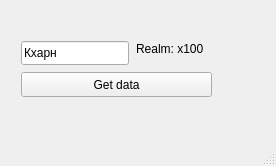
This is DBCI/mainwindow.ui in The-Zealot/DBCI as Qt 5 draws it before an edit. The edited form follows.
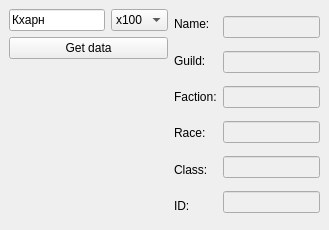
This is the edited form. Icons and pictures are not drawn.

Commit message: Added display of ArmoryData

What changed in the file:
```diff
--- a/DBCI/mainwindow.ui
+++ b/DBCI/mainwindow.ui
@@ -6,56 +6,195 @@
    <rect>
     <x>0</x>
     <y>0</y>
-    <width>276</width>
-    <height>166</height>
+    <width>329</width>
+    <height>230</height>
    </rect>
   </property>
   <property name="windowTitle">
    <string>main</string>
   </property>
   <widget class="QWidget" name="centralwidget">
-   <widget class="QPushButton" name="pushButton">
-    <property name="geometry">
-     <rect>
-      <x>21</x>
-      <y>72</y>
-      <width>191</width>
-      <height>25</height>
-     </rect>
-    </property>
-    <property name="text">
-     <string>Get data</string>
-    </property>
-   </widget>
-   <widget class="QLineEdit" name="lineEdit">
-    <property name="geometry">
-     <rect>
-      <x>21</x>
-      <y>41</y>
-      <width>108</width>
-      <height>24</height>
-     </rect>
-    </property>
-    <property name="text">
-     <string>Кхарн</string>
-    </property>
-    <property name="placeholderText">
-     <string>Name</string>
-    </property>
-   </widget>
-   <widget class="QLabel" name="label">
-    <property name="geometry">
-     <rect>
-      <x>136</x>
-      <y>41</y>
-      <width>72</width>
-      <height>16</height>
-     </rect>
-    </property>
-    <property name="text">
-     <string>Realm: x100</string>
-    </property>
-   </widget>
+   <layout class="QGridLayout" name="gridLayout_2">
+    <item row="0" column="0">
+     <layout class="QGridLayout" name="gridLayout">
+      <item row="0" column="0">
+       <widget class="QLineEdit" name="lineEdit">
+        <property name="text">
+         <string>Кхарн</string>
+        </property>
+        <property name="placeholderText">
+         <string>Name</string>
+        </property>
+       </widget>
+      </item>
+      <item row="0" column="1">
+       <widget class="QComboBox" name="comboBox">
+        <property name="currentIndex">
+         <number>2</number>
+        </property>
+        <item>
+         <property name="text">
+          <string>FUN</string>
+         </property>
+        </item>
+        <item>
+         <property name="text">
+          <string>x5</string>
+         </property>
+        </item>
+        <item>
+         <property name="text">
+          <string>x100</string>
+         </property>
+        </item>
+       </widget>
+      </item>
+      <item row="1" column="0" colspan="2">
+       <widget class="QPushButton" name="pushButton">
+        <property name="text">
+         <string>Get data</string>
+        </property>
+       </widget>
+      </item>
+     </layout>
+    </item>
+    <item row="0" column="1" rowspan="2">
+     <layout class="QHBoxLayout" name="horizontalLayout">
+      <item>
+       <layout class="QVBoxLayout" name="verticalLayout_2">
+        <item>
+         <widget class="QLabel" name="label">
+          <property name="text">
+           <string>Name:</string>
+          </property>
+         </widget>
+        </item>
+        <item>
+         <widget class="QLabel" name="label_2">
+          <property name="text">
+           <string>Guild:</string>
+          </property>
+         </widget>
+        </item>
+        <item>
+         <widget class="QLabel" name="label_3">
+          <property name="text">
+           <string>Faction:</string>
+          </property>
+         </widget>
+        </item>
+        <item>
+         <widget class="QLabel" name="label_4">
+          <property name="text">
+           <string>Race:</string>
+          </property>
+         </widget>
+        </item>
+        <item>
+         <widget class="QLabel" name="label_5">
+          <property name="text">
+           <string>Class:</string>
+          </property>
+         </widget>
+        </item>
+        <item>
+         <widget class="QLabel" name="label_6">
+          <property name="text">
+           <string>ID:</string>
+          </property>
+         </widget>
+        </item>
+       </layout>
+      </item>
+      <item>
+       <layout class="QVBoxLayout" name="verticalLayout">
+        <item>
+         <widget class="QLineEdit" name="editName">
+          <property name="enabled">
+           <bool>false</bool>
+          </property>
+          <property name="readOnly">
+           <bool>false</bool>
+          </property>
+         </widget>
+        </item>
+        <item>
+         <widget class="QLineEdit" name="editGuild">
+          <property name="enabled">
+           <bool>false</bool>
+          </property>
+          <property name="readOnly">
+           <bool>false</bool>
+          </property>
+         </widget>
+        </item>
+        <item>
+         <widget class="QLineEdit" name="editFaction">
+          <property name="enabled">
+           <bool>false</bool>
+          </property>
+          <property name="readOnly">
+           <bool>false</bool>
+          </property>
+         </widget>
+        </item>
+        <item>
+         <widget class="QLineEdit" name="editRace">
+          <property name="enabled">
+           <bool>false</bool>
+          </property>
+          <property name="readOnly">
+           <bool>false</bool>
+          </property>
+         </widget>
+        </item>
+        <item>
+         <widget class="QLineEdit" name="editClass">
+          <property name="enabled">
+           <bool>false</bool>
+          </property>
+          <property name="readOnly">
+           <bool>false</bool>
+          </property>
+         </widget>
+        </item>
+        <item>
+         <widget class="QLineEdit" name="editID">
+          <property name="enabled">
+           <bool>false</bool>
+          </property>
+          <property name="readOnly">
+           <bool>false</bool>
+          </property>
+         </widget>
+        </item>
+       </layout>
+      </item>
+     </layout>
+    </item>
+    <item row="1" column="0">
+     <widget class="QLabel" name="image">
+      <property name="sizePolicy">
+       <sizepolicy hsizetype="Preferred" vsizetype="Expanding">
+        <horstretch>0</horstretch>
+        <verstretch>0</verstretch>
+       </sizepolicy>
+      </property>
+      <property name="text">
+       <string/>
+      </property>
+      <property name="pixmap">
+       <pixmap resource="resource.qrc">:/img/img/ParserIcon_small.png</pixmap>
+      </property>
+      <property name="scaledContents">
+       <bool>true</bool>
+      </property>
+      <property name="alignment">
+       <set>Qt::AlignCenter</set>
+      </property>
+     </widget>
+    </item>
+   </layout>
   </widget>
   <widget class="QMenuBar" name="menubar">
    <property name="geometry">
@@ -67,7 +206,6 @@
     </rect>
    </property>
   </widget>
-  <widget class="QStatusBar" name="statusbar"/>
  </widget>
  <resources/>
  <connections/>
```
Left out of the diff: 6 changed lines with no effect on the pictures. The commit also changes 3 other files.
